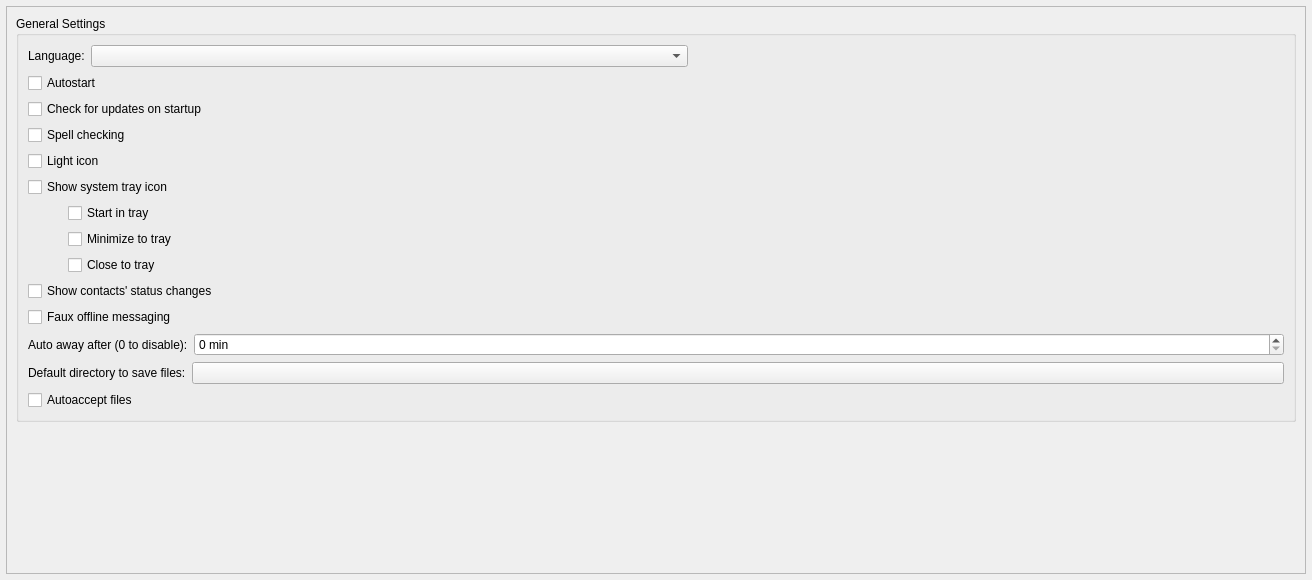
Above: src/widget/form/settings/generalsettings.ui from qTox/qTox before the change. Below: the same form after it.
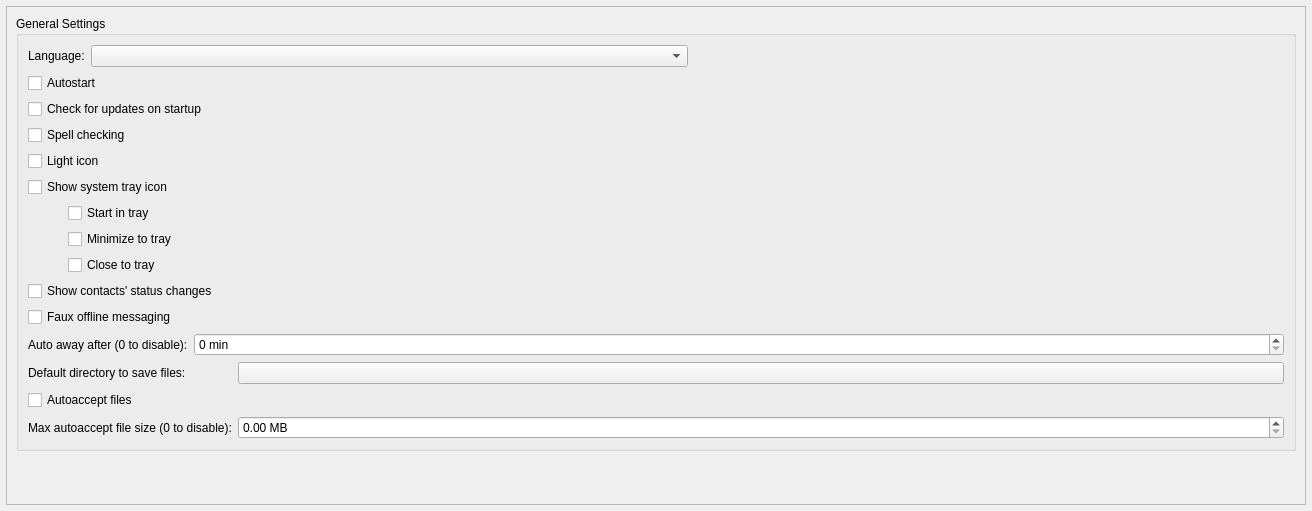
That is the form after the change. Custom widgets are drawn as their Qt base class.

Commit message: feat(files): Add maximum size to autoaccept downloads

Diff of the .ui file:
```diff
--- a/src/widget/form/settings/generalsettings.ui
+++ b/src/widget/form/settings/generalsettings.ui
@@ -7,7 +7,7 @@
     <x>0</x>
     <y>0</y>
     <width>1312</width>
-    <height>580</height>
+    <height>511</height>
    </rect>
   </property>
   <property name="windowTitle">
@@ -39,8 +39,8 @@
        <rect>
         <x>0</x>
         <y>0</y>
-        <width>1276</width>
-        <height>587</height>
+        <width>1298</width>
+        <height>497</height>
        </rect>
       </property>
       <layout class="QVBoxLayout" name="verticalLayout_4" stretch="0,0">
@@ -314,6 +314,20 @@
               </property>
              </widget>
             </item>
+            <item row="4" column="0">
+             <widget class="QLabel" name="maxAutoAcceptSizeLabel">
+              <property name="text">
+               <string>Max autoaccept file size (0 to disable):</string>
+              </property>
+             </widget>
+            </item>
+            <item row="4" column="1">
+             <widget class="QDoubleSpinBox" name="maxAutoAcceptSizeMB">
+              <property name="suffix">
+               <string> MB</string>
+              </property>
+             </widget>
+            </item>
            </layout>
           </item>
          </layout>
```
Left out of the diff: 26 changed lines with no effect on the pictures. The commit also changes 5 other files.
